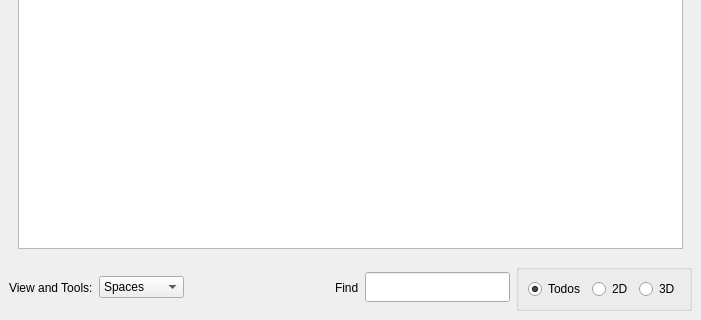
Before: the Qt Designer form src/dashboard.ui in KDE/khipu, drawn with Qt 5; both pictures show x 0 to 701 and y 330 to 650 of the 701 by 650 pixel window.
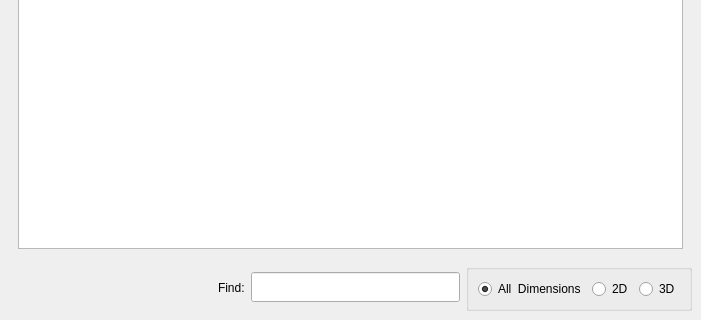
After: the same form once the commit is applied. Icons and pictures are not drawn. Custom widgets are drawn as their Qt base class.

Commit message: New dock for mainwindow: PlotBuilder this dock let the user build plots in a new space, this way the user save clicks

```diff
--- a/src/dashboard.ui
+++ b/src/dashboard.ui
@@ -242,43 +242,6 @@
     </item>
     <item>
      <layout class="QHBoxLayout" name="horizontalLayout">
-      <item>
-       <widget class="QLabel" name="label">
-        <property name="text">
-         <string>View and Tools:</string>
-        </property>
-       </widget>
-      </item>
-      <item>
-       <widget class="KComboBox" name="viewMode">
-        <property name="sizePolicy">
-         <sizepolicy hsizetype="Preferred" vsizetype="Fixed">
-          <horstretch>0</horstretch>
-          <verstretch>0</verstretch>
-         </sizepolicy>
-        </property>
-        <item>
-         <property name="text">
-          <string>Spaces</string>
-         </property>
-        </item>
-        <item>
-         <property name="text">
-          <string>Plots</string>
-         </property>
-        </item>
-        <item>
-         <property name="text">
-          <string>Dictionary</string>
-         </property>
-         <property name="icon">
-          <iconset theme="accessories-dictionary">
-           <normaloff/>
-          </iconset>
-         </property>
-        </item>
-       </widget>
-      </item>
       <item>
        <spacer name="horizontalSpacer">
         <property name="orientation">
@@ -295,7 +258,7 @@
       <item>
        <widget class="QLabel" name="label_3">
         <property name="text">
-         <string>Find</string>
+         <string>Find:</string>
         </property>
        </widget>
       </item>
@@ -321,7 +284,7 @@
          <item>
           <widget class="QRadioButton" name="filterAllFunctions">
            <property name="text">
-            <string>Todos</string>
+            <string>All  Dimensions</string>
            </property>
            <property name="checked">
             <bool>true</bool>
@@ -379,11 +342,6 @@
    <header>kbuttongroup.h</header>
    <container>1</container>
   </customwidget>
-  <customwidget>
-   <class>KComboBox</class>
-   <extends>QComboBox</extends>
-   <header>kcombobox.h</header>
-  </customwidget>
   <customwidget>
    <class>KLineEdit</class>
    <extends>QLineEdit</extends>
```
Left out of the diff: 19 changed lines with no effect on the pictures. The commit also changes 5 other files.
